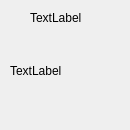
First picture: the form in ControlPanel/mainwindow.ui, repository sTeeLM/MagaUDisk, before the edit.
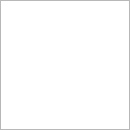
Second picture: the form after the edit. Custom widgets are drawn as their Qt base class.

Diff of the .ui file:
```diff
--- a/ControlPanel/mainwindow.ui
+++ b/ControlPanel/mainwindow.ui
@@ -135,37 +135,31 @@
      </property>
     </widget>
    </widget>
-   <widget class="QWidget" name="widgetMountImage" native="true">
+   <widget class="WidgetMountBlock" name="widgetMountBlock" native="true">
     <property name="enabled">
-     <bool>false</bool>
+     <bool>true</bool>
     </property>
     <property name="geometry">
      <rect>
       <x>0</x>
       <y>0</y>
-      <width>0</width>
-      <height>0</height>
+      <width>130</width>
+      <height>130</height>
      </rect>
     </property>
     <property name="focusPolicy">
      <enum>Qt::StrongFocus</enum>
     </property>
-   </widget>
-   <widget class="QWidget" name="widgetMountPart" native="true">
-    <property name="enabled">
-     <bool>false</bool>
-    </property>
-    <property name="geometry">
-     <rect>
-      <x>0</x>
-      <y>0</y>
-      <width>0</width>
-      <height>0</height>
-     </rect>
-    </property>
-    <property name="focusPolicy">
-     <enum>Qt::StrongFocus</enum>
-    </property>
+    <widget class="QListWidget" name="listWidgetBlockInfo">
+     <property name="geometry">
+      <rect>
+       <x>0</x>
+       <y>0</y>
+       <width>130</width>
+       <height>130</height>
+      </rect>
+     </property>
+    </widget>
    </widget>
    <widget class="QWidget" name="widgetMountSerial" native="true">
     <property name="enabled">
@@ -419,21 +413,24 @@
     </widget>
    </widget>
    <widget class="WidgetResult" name="widgetResult" native="true">
+    <property name="enabled">
+     <bool>false</bool>
+    </property>
     <property name="geometry">
      <rect>
       <x>0</x>
       <y>0</y>
-      <width>130</width>
-      <height>130</height>
+      <width>0</width>
+      <height>0</height>
      </rect>
     </property>
     <widget class="QLabel" name="labelResultTitle">
      <property name="geometry">
       <rect>
-       <x>30</x>
+       <x>7</x>
        <y>10</y>
-       <width>58</width>
-       <height>16</height>
+       <width>111</width>
+       <height>20</height>
       </rect>
      </property>
      <property name="text">
@@ -482,6 +479,11 @@
    <extends>QWidget</extends>
    <header>widgetresult.h</header>
   </customwidget>
+  <customwidget>
+   <class>WidgetMountBlock</class>
+   <extends>QWidget</extends>
+   <header>widgetmountblock.h</header>
+  </customwidget>
  </customwidgets>
  <resources/>
  <connections/>
```
Left out of the diff: 56 changed lines with no effect on the pictures.
